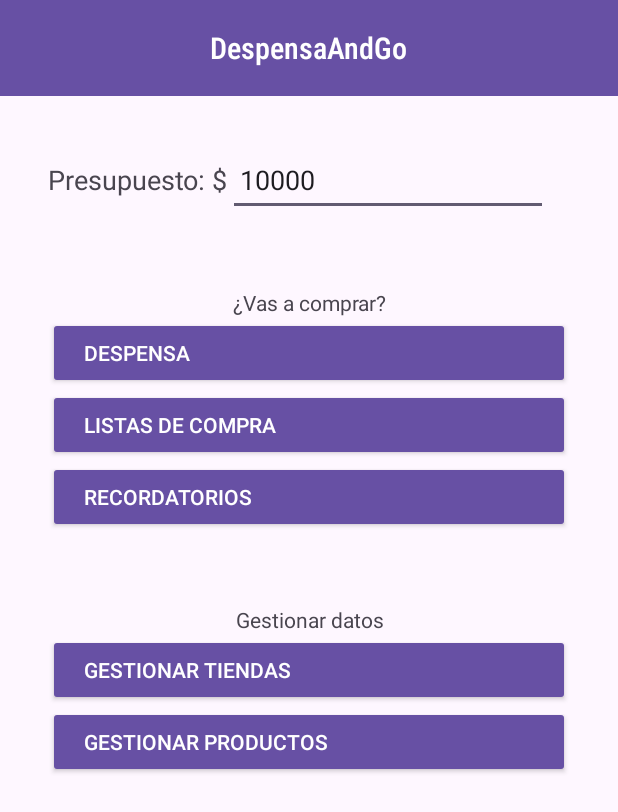
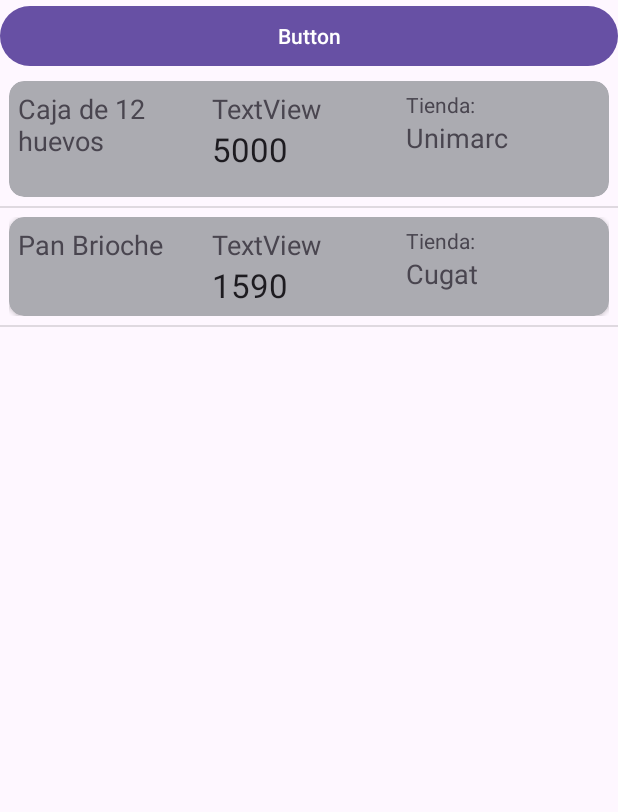
Before and after one commit to franopx/DespensaAndGo, an Android app: the screen it shows after launch (MainActivity before the commit, InventoryActivity after it), on a phone screen of 412 x 824 dp. Shown: the top 812 px of the screen. Run offline under Robolectric (Android 15) with nearby library versions, the phone set to English and light mode, and no system bars.

Commit message:
add product adapter into inventory activity and create shop list activity

```diff
--- a/app/src/main/AndroidManifest.xml
+++ b/app/src/main/AndroidManifest.xml
@@ -12,6 +12,9 @@
         android:supportsRtl="true"
         android:theme="@style/Theme.DespensaAndGo"
         tools:targetApi="31">
+        <activity
+            android:name="com.franciscogaleno.despensaandgo.ShopListActivity"
+            android:exported="false" />
         <activity
             android:name="com.franciscogaleno.despensaandgo.InventoryActivity"
             android:exported="false" />
--- a/app/src/main/java/com/franciscogaleno/despensaandgo/InventoryActivity.kt
+++ b/app/src/main/java/com/franciscogaleno/despensaandgo/InventoryActivity.kt
@@ -1,30 +1,68 @@
 package com.franciscogaleno.despensaandgo
 
+import android.content.Intent
 import androidx.appcompat.app.AppCompatActivity
 import android.os.Bundle
-import androidx.recyclerview.widget.RecyclerView
+import android.view.View
+import android.widget.ArrayAdapter
+import android.widget.ListView
 import com.example.despensaandgo.R
-import com.franciscogaleno.despensaandgo.adapter.ProductAdapter
+import com.franciscogaleno.despensaandgo.adapter.ProductListAdapter
 import com.franciscogaleno.despensaandgo.entity.Product
 
 class InventoryActivity : AppCompatActivity() {
+
+    private lateinit var listViewProducts: ListView
+    private var listOption: Boolean = true
+    private var detailOption: Boolean = false
+    private lateinit var products: MutableList<Product>
+    private lateinit var adapterItems: ProductListAdapter
+    private lateinit var adapter : ArrayAdapter<Product>
+
     override fun onCreate(savedInstanceState: Bundle?) {
         super.onCreate(savedInstanceState)
         setContentView(R.layout.activity_inventory)
 
-        val productRecycler = findViewById<RecyclerView>(R.id.inventoryRecycler)
-        productRecycler.adapter = ProductAdapter(
-            listOf(
+        listViewProducts = findViewById<ListView>(R.id.inventoryList)
+
+        products = mutableListOf(
             Product(
                 "Caja de 12 huevos",
                 "Es un huevo",
-                    "Coliumo",
                 5000,
-                    "Comestible",
                 "Unimarc",
+                1
+            ),
+            Product(
+                "Pan Brioche",
+                "Rico pancito",
+                1590,
+                "Cugat",
                 1
             )
         )
-        )
+
+        adapter = ArrayAdapter<Product>(this, android.R.layout.simple_list_item_1, products)
+
+        listViewProducts.adapter = adapter
+
+        adapterItems = ProductListAdapter(this, R.layout.item_product, products)
+        listViewProducts.adapter = adapterItems
+
+        /*
+        listViewProducts.setOnItemClickListener { _, _, position, _ ->
+            val selectedPatient = products[position]
+            listOption = !listOption
+            if (detailOption) {
+                showPatientDetailDialog(selectedPatient)
+            }
+            else {
+                val intent = Intent(this, PatientDetailActivity::class.java)
+                intent.putExtra("patient", selectedPatient)
+                startActivity(intent)
             }
         }
+         */
+    }
+
+}
--- a/app/src/main/java/com/franciscogaleno/despensaandgo/StartupActivity.kt
+++ b/app/src/main/java/com/franciscogaleno/despensaandgo/StartupActivity.kt
@@ -17,7 +17,7 @@ class StartupActivity : AppCompatActivity() {
 
         val handler = Handler(Looper.getMainLooper())
         handler.postDelayed({
-            val intent = Intent(this, MainActivity::class.java)
+            val intent = Intent(this, InventoryActivity::class.java)
             startActivity(intent)
         }, delayMillis)
     }
--- a/app/src/main/java/com/franciscogaleno/despensaandgo/adapter/ProductAdapter.kt
+++ b/app/src/main/java/com/franciscogaleno/despensaandgo/adapter/ProductAdapter.kt
@@ -1,32 +1,44 @@
 package com.franciscogaleno.despensaandgo.adapter
 
+import android.content.Context
 import android.view.LayoutInflater
 import android.view.View
 import android.view.ViewGroup
+import android.widget.ArrayAdapter
+import android.widget.TextView
 import androidx.recyclerview.widget.RecyclerView
 import com.example.despensaandgo.R
 import com.franciscogaleno.despensaandgo.entity.Product
 
-class ProductAdapter(private val products: List<Product>) :
-    RecyclerView.Adapter<ProductAdapter.ViewHolder>() {
-    class ViewHolder(view: View) : RecyclerView.ViewHolder(view){
-        fun bind(product: Product)
-        {
+class ProductListAdapter(
+    context: Context,
+    resource: Int,
+    products: List<Product>
+) : ArrayAdapter<Product>(context, resource, products) {
 
-        }
-    }
+    override fun getView(
+        position: Int,
+        convertView: View?,
+        parent: ViewGroup) : View {
 
-    override fun onCreateViewHolder(parent: ViewGroup, viewType: Int): ViewHolder {
-        val view =
-            LayoutInflater.from(parent.context).inflate(R.layout.item_product, parent, false)
-        return ViewHolder(view)
-    }
+        val inflater =
+            context.getSystemService(Context.LAYOUT_INFLATER_SERVICE)
+            as LayoutInflater
+        val listItemView =
+            convertView ?: inflater.inflate(R.layout.item_product, null)
 
-    override fun getItemCount(): Int {
-        return products.size
-    }
+        val product = getItem(position)
 
-    override fun onBindViewHolder(holder: ViewHolder, position: Int) {
-        holder.bind(products[position])
+        // Bind product to textviews
+        val nameTextView = listItemView.findViewById<TextView>(R.id.productName)
+        val priceTextView = listItemView.findViewById<TextView>(R.id.priceNumber)
+        val shopTextView = listItemView.findViewById<TextView>(R.id.shopName)
+
+        // Set the patient data in the TextViews
+        nameTextView.text = product?.name
+        priceTextView.text = product?.price.toString()
+        shopTextView.text = product?.shop
+
+        return listItemView
     }
 }
--- a/app/src/main/java/com/franciscogaleno/despensaandgo/entity/Product.kt
+++ b/app/src/main/java/com/franciscogaleno/despensaandgo/entity/Product.kt
@@ -6,18 +6,14 @@ import android.os.Parcelable
 data class Product(
     val name: String?,
     val description: String?,
-    val brand: String?,
     val price: Int,
-    val type: String?,
     val shop: String?, // For now
     val count: Int,
 ) : Parcelable {
     constructor(parcel: Parcel) : this(
         parcel.readString(),
         parcel.readString(),
-        parcel.readString(),
         parcel.readInt(),
-        parcel.readString(),
         parcel.readString(),
         parcel.readInt()
     )
@@ -25,9 +21,7 @@ data class Product(
     override fun writeToParcel(parcel: Parcel, flags: Int) {
         parcel.writeString(name)
         parcel.writeString(description)
-        parcel.writeString(brand)
         parcel.writeInt(price)
-        parcel.writeString(type)
         parcel.writeString(shop)
         parcel.writeInt(count)
     }
--- a/app/src/main/res/layout/activity_inventory.xml
+++ b/app/src/main/res/layout/activity_inventory.xml
@@ -1,17 +1,21 @@
 <?xml version="1.0" encoding="utf-8"?>
-<androidx.constraintlayout.widget.ConstraintLayout xmlns:android="http://schemas.android.com/apk/res/android"
+<LinearLayout xmlns:android="http://schemas.android.com/apk/res/android"
     xmlns:app="http://schemas.android.com/apk/res-auto"
     xmlns:tools="http://schemas.android.com/tools"
     android:layout_width="match_parent"
     android:layout_height="match_parent"
+    android:orientation="vertical"
     tools:context="com.franciscogaleno.despensaandgo.InventoryActivity">
 
-    <androidx.recyclerview.widget.RecyclerView
-        android:id="@+id/inventoryRecycler"
-        android:layout_width="0dp"
-        android:layout_height="0dp"
-        app:layout_constraintBottom_toBottomOf="parent"
-        app:layout_constraintEnd_toEndOf="parent"
-        app:layout_constraintStart_toStartOf="parent"
-        app:layout_constraintTop_toTopOf="parent" />
-</androidx.constraintlayout.widget.ConstraintLayout>
+    <Button
+        android:id="@+id/button6"
+        android:layout_width="match_parent"
+        android:layout_height="wrap_content"
+        android:onClick="changeAdapter"
+        android:text="Button" />
+
+    <ListView
+        android:id="@+id/inventoryList"
+        android:layout_width="match_parent"
+        android:layout_height="match_parent" />
+</LinearLayout>
```
Also changed, not shown: app/src/main/java/com/franciscogaleno/despensaandgo/ShopListActivity.kt (added, +12 -0 lines), app/src/main/res/layout/activity_shop_list.xml (added, +9 -0 lines). Lines whose indentation alone changed are shown as unchanged.
